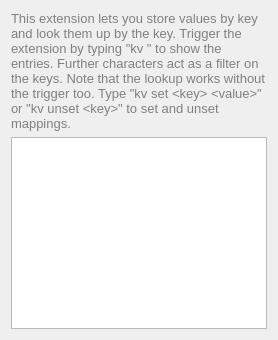
This is kvstore/configwidget.ui in albertlauncher/plugins as Qt 5 draws it before an edit. The edited form follows.
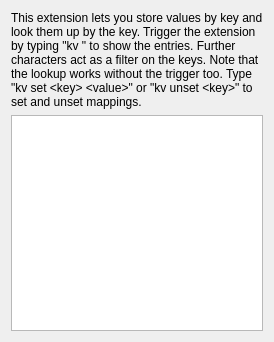
This is the edited form.

Commit message: Unified config widget looks

What changed in the file:
```diff
--- a/kvstore/configwidget.ui
+++ b/kvstore/configwidget.ui
@@ -2,15 +2,24 @@
 <ui version="4.0">
  <class>KeyValueStore::ConfigWidget</class>
  <widget class="QWidget" name="KeyValueStore::ConfigWidget">
+  <property name="geometry">
+   <rect>
+    <x>0</x>
+    <y>0</y>
+    <width>274</width>
+    <height>342</height>
+   </rect>
+  </property>
   <layout class="QVBoxLayout">
    <item>
     <widget class="QLabel" name="label">
      <property name="text">
-      <string>&lt;!DOCTYPE HTML PUBLIC &quot;-//W3C//DTD HTML 4.0//EN&quot; &quot;http://www.w3.org/TR/REC-html40/strict.dtd&quot;&gt;
-&lt;html&gt;&lt;head&gt;&lt;meta name=&quot;qrichtext&quot; content=&quot;1&quot; /&gt;&lt;style type=&quot;text/css&quot;&gt;
-p, li { white-space: pre-wrap; }
-&lt;/style&gt;&lt;/head&gt;&lt;body style=&quot; font-family:'Roboto'; font-size:10pt; font-weight:200; font-style:normal;&quot;&gt;
-&lt;p style=&quot; margin-top:12px; margin-bottom:12px; margin-left:0px; margin-right:0px; -qt-block-indent:0; text-indent:0px;&quot;&gt;&lt;span style=&quot; color:#808080;&quot;&gt;This extension lets you store values by key and look them up by the key. Trigger the extension by typing &amp;quot;kv &amp;quot; to show the entries. Further characters act as a filter on the keys. Note that the lookup works without the trigger too. Type &amp;quot;kv set &amp;lt;key&amp;gt; &amp;lt;value&amp;gt;&amp;quot; or &amp;quot;kv unset &amp;lt;key&amp;gt;&amp;quot; to set and unset mappings. &lt;/span&gt;&lt;/p&gt;&lt;/body&gt;&lt;/html&gt;</string>
+      <string>&lt;html&gt;
+&lt;head/&gt;
+&lt;body&gt;
+&lt;p&gt;This extension lets you store values by key and look them up by the key. Trigger the extension by typing &amp;quot;kv &amp;quot; to show the entries. Further characters act as a filter on the keys. Note that the lookup works without the trigger too. Type &amp;quot;kv set &amp;lt;key&amp;gt; &amp;lt;value&amp;gt;&amp;quot; or &amp;quot;kv unset &amp;lt;key&amp;gt;&amp;quot; to set and unset mappings.&lt;/p&gt;
+&lt;/body&gt;
+&lt;/html&gt;</string>
      </property>
      <property name="wordWrap">
       <bool>true</bool>
```
The commit also changes 4 other files.
